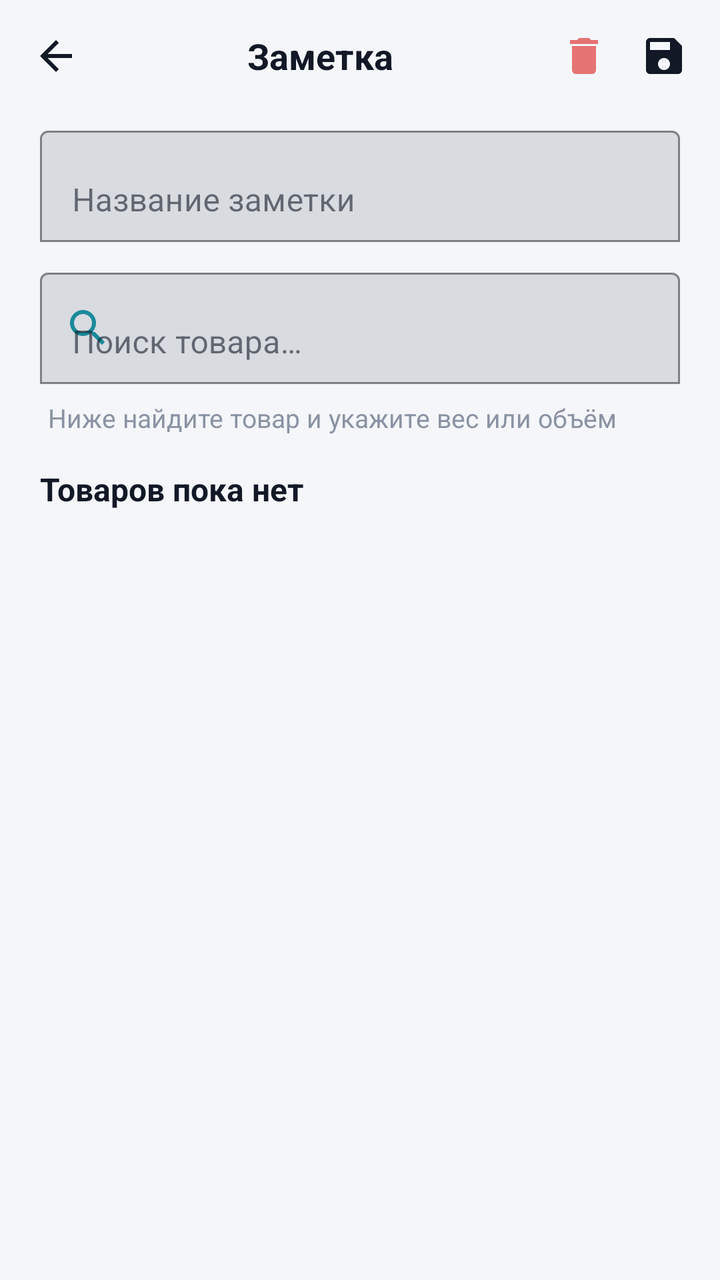
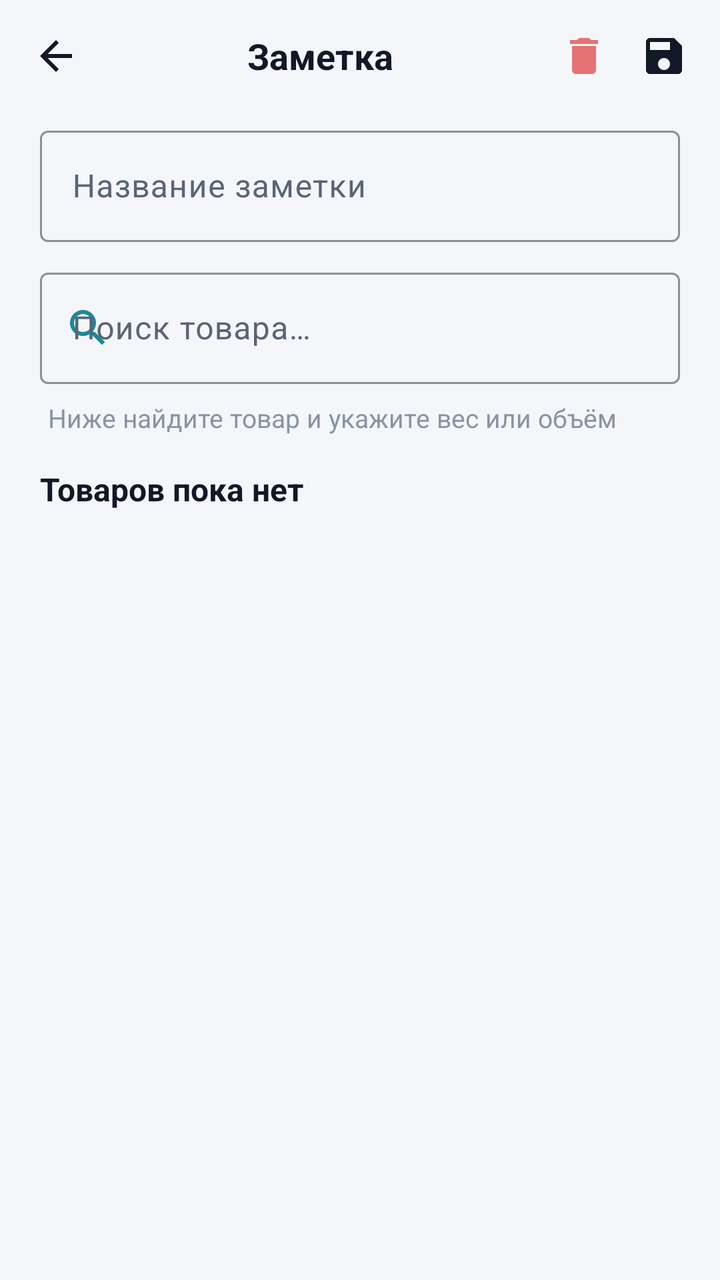

Compare the two renders of this Android layout. The source of the first and the diff that turns it into the second are given below.
<!-- AndroidManifest.xml: application theme Theme.NoteMap -->
<!-- res/layout/activity_list_detail.xml -->
<?xml version="1.0" encoding="utf-8"?>
<LinearLayout xmlns:android="http://schemas.android.com/apk/res/android"
    xmlns:app="http://schemas.android.com/apk/res-auto"
    android:id="@+id/list_detail_root"
    android:layout_width="match_parent"
    android:layout_height="match_parent"
    android:background="@color/plna_bg"
    android:orientation="vertical">

    <LinearLayout
        android:layout_width="match_parent"
        android:layout_height="56dp"
        android:gravity="center_vertical"
        android:orientation="horizontal"
        android:paddingHorizontal="8dp">

        <ImageButton
            android:id="@+id/btn_back"
            android:layout_width="40dp"
            android:layout_height="40dp"
            android:background="?attr/selectableItemBackgroundBorderless"
            android:contentDescription="@string/back"
            android:src="@drawable/ic_back"
            app:tint="@color/plna_text" />

        <TextView
            android:layout_width="0dp"
            android:layout_height="wrap_content"
            android:layout_weight="1"
            android:gravity="center"
            android:text="@string/list_detail_title"
            android:textColor="@color/plna_text"
            android:textSize="18sp"
            android:textStyle="bold" />

        <ImageButton
            android:id="@+id/btn_delete"
            android:layout_width="40dp"
            android:layout_height="40dp"
            android:background="?attr/selectableItemBackgroundBorderless"
            android:contentDescription="@string/delete"
            android:src="@drawable/ic_delete" />

        <ImageButton
            android:id="@+id/btn_save"
            android:layout_width="40dp"
            android:layout_height="40dp"
            android:background="?attr/selectableItemBackgroundBorderless"
            android:contentDescription="@string/save"
            android:src="@drawable/ic_save"
            app:tint="@color/plna_text" />
    </LinearLayout>

    
    <com.google.android.material.textfield.TextInputLayout
        android:layout_width="match_parent"
        android:layout_height="wrap_content"
        android:layout_marginHorizontal="20dp"
        android:layout_marginTop="4dp"
        android:hint="@string/note_name_hint"
        app:boxBackgroundMode="outline"
        app:boxStrokeColor="@color/plna_accent"
        app:hintTextColor="@color/plna_text_secondary">

        <com.google.android.material.textfield.TextInputEditText
            android:id="@+id/list_name_input"
            android:layout_width="match_parent"
            android:layout_height="wrap_content"
            android:inputType="textCapSentences"
            android:textColor="@color/plna_text"
            android:textSize="16sp" />
    </com.google.android.material.textfield.TextInputLayout>

    
    <com.google.android.material.textfield.TextInputLayout
        android:layout_width="match_parent"
        android:layout_height="wrap_content"
        android:layout_marginHorizontal="20dp"
        android:layout_marginTop="10dp"
        android:hint="@string/search_inline_hint"
        app:boxBackgroundMode="outline"
        app:boxStrokeColor="@color/plna_accent"
        app:endIconMode="clear_text"
        app:hintTextColor="@color/plna_text_secondary"
        app:startIconDrawable="@drawable/ic_search"
        app:startIconTint="@color/plna_accent">

        <com.google.android.material.textfield.TextInputEditText
            android:id="@+id/search_input"
            android:layout_width="match_parent"
            android:layout_height="wrap_content"
            android:imeOptions="actionSearch"
            android:inputType="text"
            android:textColor="@color/plna_text" />
    </com.google.android.material.textfield.TextInputLayout>

    <TextView
        android:layout_width="match_parent"
        android:layout_height="wrap_content"
        android:layout_marginHorizontal="24dp"
        android:layout_marginTop="8dp"
        android:text="@string/list_add_hint"
        android:textColor="@color/plna_text_muted"
        android:textSize="13sp" />

    <androidx.recyclerview.widget.RecyclerView
        android:id="@+id/search_results"
        android:layout_width="match_parent"
        android:layout_height="wrap_content"
        android:layout_marginTop="4dp"
        android:nestedScrollingEnabled="false"
        android:paddingHorizontal="12dp"
        android:visibility="gone" />

    <TextView
        android:id="@+id/products_section_title"
        android:layout_width="match_parent"
        android:layout_height="wrap_content"
        android:layout_marginHorizontal="20dp"
        android:layout_marginTop="16dp"
        android:text="@string/list_empty_products"
        android:textColor="@color/plna_text"
        android:textSize="16sp"
        android:textStyle="bold" />

    <androidx.recyclerview.widget.RecyclerView
        android:id="@+id/items_recycler"
        android:layout_width="match_parent"
        android:layout_height="0dp"
        android:layout_weight="1"
        android:clipToPadding="false"
        android:paddingHorizontal="20dp"
        android:paddingTop="8dp"
        android:paddingBottom="12dp" />

    <com.google.android.material.button.MaterialButton
        android:id="@+id/btn_show_on_map"
        android:layout_width="match_parent"
        android:layout_height="wrap_content"
        android:layout_marginHorizontal="20dp"
        android:layout_marginBottom="16dp"
        android:text="@string/show_on_map"
        android:visibility="gone"
        app:backgroundTint="@color/plna_accent"
        app:cornerRadius="12dp" />
</LinearLayout>
<!-- resources referenced by this layout -->
<resources>
  <color name="plna_accent">#FF1A8A9A</color>
  <color name="plna_bg">#FFF4F6FA</color>
  <color name="plna_text">#FF121826</color>
  <color name="plna_text_muted">#FF8A93A3</color>
  <color name="plna_text_secondary">#FF5B6475</color>
  <!-- drawable ic_back (drawable) -->
  <?xml version="1.0" encoding="utf-8"?>
  <vector xmlns:android="http://schemas.android.com/apk/res/android"
      android:width="24dp"
      android:height="24dp"
      android:viewportWidth="24"
      android:viewportHeight="24">
      <path
          android:fillColor="#FFFFFFFF"
          android:pathData="M20,11 H7.83 L13.42,5.41 L12,4 L4,12 L12,20 L13.41,18.59 L7.83,13 H20 V11 Z" />
  </vector>
  <!-- drawable ic_delete (drawable) -->
  <?xml version="1.0" encoding="utf-8"?>
  <vector xmlns:android="http://schemas.android.com/apk/res/android"
      android:width="24dp"
      android:height="24dp"
      android:viewportWidth="24"
      android:viewportHeight="24">
      <path
          android:fillColor="#FFE57373"
          android:pathData="M6,19 C6,20.1 6.9,21 8,21 H16 C17.1,21 18,20.1 18,19 V7 H6 V19 Z M19,4 H15.5 L14.5,3 H9.5 L8.5,4 H5 V6 H19 V4 Z" />
  </vector>
  <!-- drawable ic_save (drawable) -->
  <?xml version="1.0" encoding="utf-8"?>
  <vector xmlns:android="http://schemas.android.com/apk/res/android"
      android:width="24dp"
      android:height="24dp"
      android:viewportWidth="24"
      android:viewportHeight="24">
      <path
          android:fillColor="#FFFFFFFF"
          android:pathData="M17,3 H5 C3.89,3 3,3.9 3,5 V19 C3,20.1 3.89,21 5,21 H19 C20.1,21 21,20.1 21,19 V7 L17,3 Z M12,19 C10.34,19 9,17.66 9,16 C9,14.34 10.34,13 12,13 C13.66,13 15,14.34 15,16 C15,17.66 13.66,19 12,19 Z M15,9 H5 V5 H15 V9 Z" />
  </vector>
  <string name="back">Назад</string>
  <string name="delete">Удалить</string>
  <string name="list_add_hint">Ниже найдите товар и укажите вес или объём</string>
  <string name="list_detail_title">Заметка</string>
  <string name="list_empty_products">Товаров пока нет</string>
  <string name="note_name_hint">Название заметки</string>
  <string name="save">Сохранить</string>
  <string name="search_inline_hint">Поиск товара…</string>
  <string name="show_on_map">Показать на карте</string>
  <style name="Theme.NoteMap" parent="Theme.MaterialComponents.DayNight.NoActionBar">
          <item name="colorPrimary">@color/plna_accent</item>
          <item name="colorPrimaryVariant">@color/plna_purple_deep</item>
          <item name="colorOnPrimary">@color/plna_bg</item>
          <item name="colorSecondary">@color/plna_purple</item>
          <item name="colorSecondaryVariant">@color/plna_purple_deep</item>
          <item name="colorOnSecondary">@color/white</item>
          <item name="android:statusBarColor">@color/plna_bg</item>
          <item name="android:navigationBarColor">@color/plna_bg</item>
          <item name="android:windowBackground">@color/plna_bg</item>
          <item name="android:colorBackground">@color/plna_bg</item>
          <item name="colorSurface">@color/plna_surface</item>
          <item name="colorOnSurface">@color/plna_text</item>
          <item name="colorError">@color/plna_danger</item>
          <item name="android:windowLightStatusBar">true</item>
      </style>
  <color name="plna_purple_deep">#FF5E45A0</color>
  <color name="plna_purple">#FF7B5FC7</color>
  <color name="white">#FFFFFFFF</color>
  <color name="plna_surface">#FFFFFFFF</color>
  <color name="plna_danger">#FFD32F2F</color>
  <!-- unchanged entries left out for length: 1 -->
</resources>

<!-- the commit's change to res/layout/activity_list_detail.xml (unified diff, before → after) -->
@@ -103,12 +103,12 @@
         android:textColor="@color/plna_text_muted"
         android:textSize="13sp" />
 
+    
     <androidx.recyclerview.widget.RecyclerView
         android:id="@+id/search_results"
         android:layout_width="match_parent"
-        android:layout_height="wrap_content"
+        android:layout_height="200dp"
         android:layout_marginTop="4dp"
-        android:nestedScrollingEnabled="false"
         android:paddingHorizontal="12dp"
         android:visibility="gone" />
 
<!-- resource entries referenced after the edit -->
@@ -47,26 +47,34 @@
   <string name="save">Сохранить</string>
   <string name="search_inline_hint">Поиск товара…</string>
   <string name="show_on_map">Показать на карте</string>
-  <style name="Theme.NoteMap" parent="Theme.MaterialComponents.DayNight.NoActionBar">
+  <style name="Theme.NoteMap" parent="Theme.Material3.Light.NoActionBar">
           <item name="colorPrimary">@color/plna_accent</item>
-          <item name="colorPrimaryVariant">@color/plna_purple_deep</item>
-          <item name="colorOnPrimary">@color/plna_bg</item>
-          <item name="colorSecondary">@color/plna_purple</item>
-          <item name="colorSecondaryVariant">@color/plna_purple_deep</item>
+          <item name="colorOnPrimary">@color/white</item>
+          <item name="colorPrimaryContainer">@color/plna_accent_soft</item>
+          <item name="colorOnPrimaryContainer">@color/plna_text</item>
+          <item name="colorSecondary">@color/plna_accent_soft</item>
           <item name="colorOnSecondary">@color/white</item>
+          <item name="colorSecondaryContainer">@color/plna_surface_elevated</item>
+          <item name="colorOnSecondaryContainer">@color/plna_text</item>
+          <item name="colorTertiary">@color/plna_accent</item>
+          <item name="colorSurface">@color/plna_surface</item>
+          <item name="colorOnSurface">@color/plna_text</item>
+          <item name="colorOnSurfaceVariant">@color/plna_text_secondary</item>
+          <item name="colorOutline">@color/plna_stroke</item>
           <item name="android:statusBarColor">@color/plna_bg</item>
           <item name="android:navigationBarColor">@color/plna_bg</item>
           <item name="android:windowBackground">@color/plna_bg</item>
           <item name="android:colorBackground">@color/plna_bg</item>
-          <item name="colorSurface">@color/plna_surface</item>
-          <item name="colorOnSurface">@color/plna_text</item>
           <item name="colorError">@color/plna_danger</item>
           <item name="android:windowLightStatusBar">true</item>
+          <item name="fontFamily">sans-serif</item>
+          <item name="android:fontFamily">sans-serif</item>
       </style>
-  <color name="plna_purple_deep">#FF5E45A0</color>
-  <color name="plna_purple">#FF7B5FC7</color>
   <color name="white">#FFFFFFFF</color>
+  <color name="plna_accent_soft">#FF3A9EAE</color>
+  <color name="plna_surface_elevated">#FFFFFFFF</color>
   <color name="plna_surface">#FFFFFFFF</color>
+  <color name="plna_stroke">#FFE2E6EE</color>
   <color name="plna_danger">#FFD32F2F</color>
   <!-- unchanged entries left out for length: 1 -->
 </resources>
